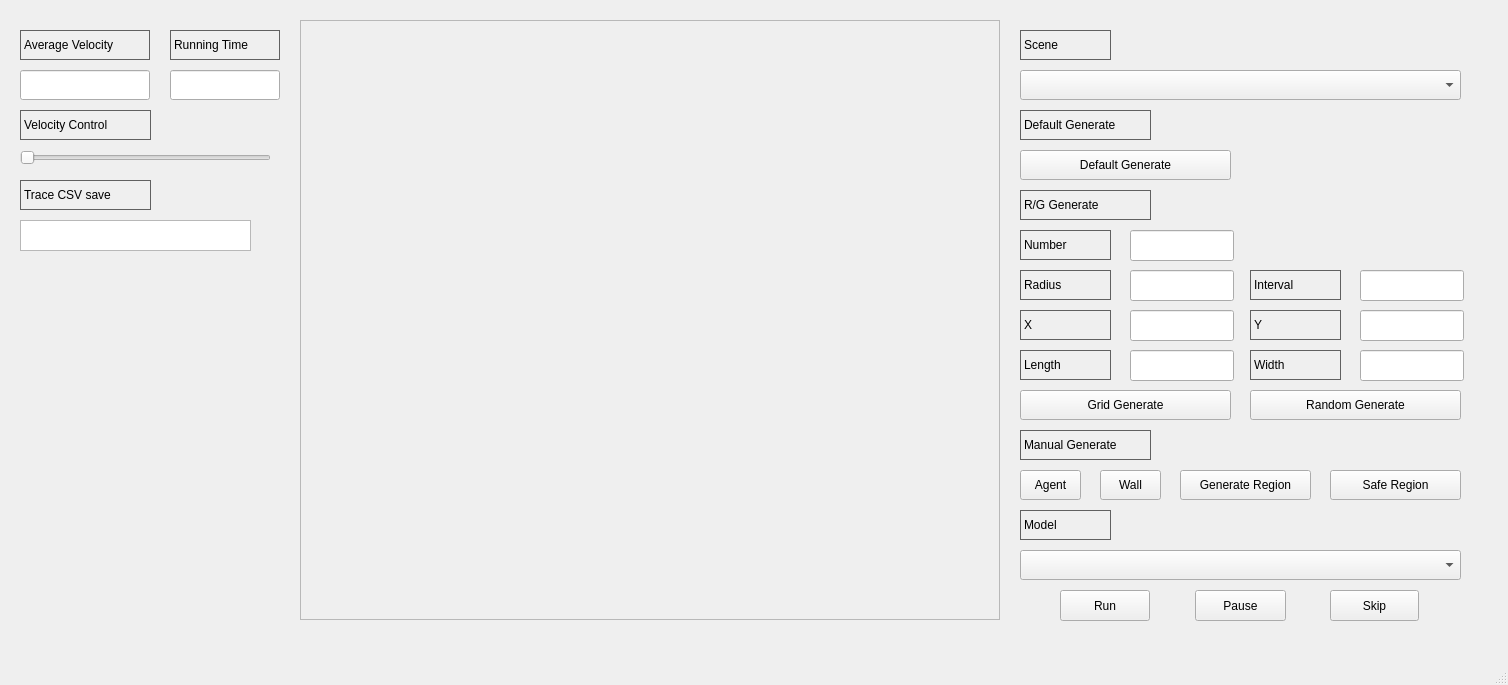
First picture: the form in pypeds/gui/ui/mainwindow.ui, repository my-HenryS/pypeds, before the edit.
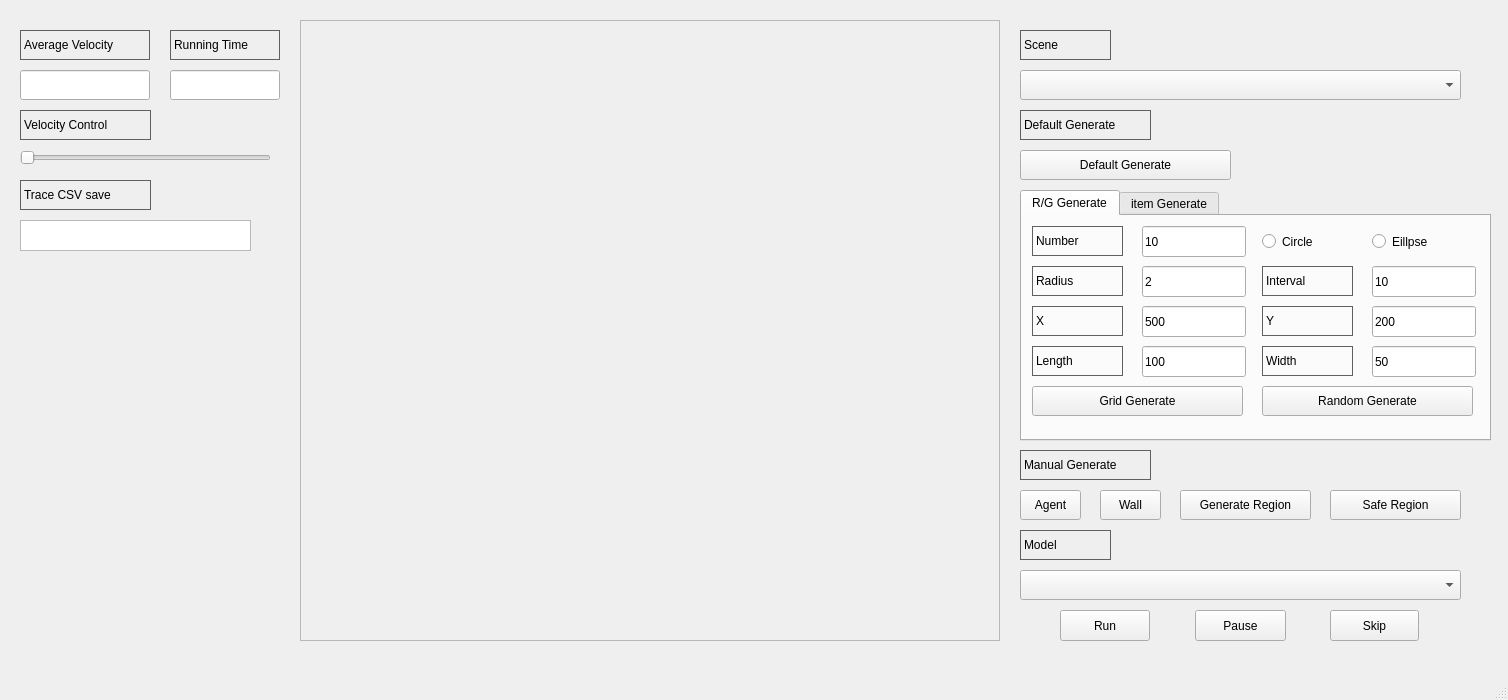
Second picture: the form after the edit.

What changed in the file:
```diff
--- a/pypeds/gui/ui/mainwindow.ui
+++ b/pypeds/gui/ui/mainwindow.ui
@@ -7,7 +7,7 @@
     <x>0</x>
     <y>0</y>
     <width>1508</width>
-    <height>685</height>
+    <height>700</height>
    </rect>
   </property>
   <property name="windowTitle">
@@ -219,173 +219,11 @@
      <number>-1</number>
     </property>
    </widget>
-   <widget class="QLabel" name="label_5">
-    <property name="geometry">
-     <rect>
-      <x>1020</x>
-      <y>230</y>
-      <width>91</width>
-      <height>30</height>
-     </rect>
-    </property>
-    <property name="styleSheet">
-     <string notr="true">QLabel{
-
-     border-width: 1px;
-
-     border-style: solid;
-
-     border-color: rgb(96, 96, 96);
-
-}</string>
-    </property>
-    <property name="text">
-     <string>Number</string>
-    </property>
-    <property name="margin">
-     <number>-1</number>
-    </property>
-   </widget>
-   <widget class="QLabel" name="label_8">
-    <property name="geometry">
-     <rect>
-      <x>1020</x>
-      <y>270</y>
-      <width>91</width>
-      <height>30</height>
-     </rect>
-    </property>
-    <property name="styleSheet">
-     <string notr="true">QLabel{
-
-     border-width: 1px;
-
-     border-style: solid;
-
-     border-color: rgb(96, 96, 96);
-
-}</string>
-    </property>
-    <property name="text">
-     <string>Radius</string>
-    </property>
-    <property name="margin">
-     <number>-1</number>
-    </property>
-   </widget>
-   <widget class="QLabel" name="label_9">
-    <property name="geometry">
-     <rect>
-      <x>1020</x>
-      <y>310</y>
-      <width>91</width>
-      <height>30</height>
-     </rect>
-    </property>
-    <property name="styleSheet">
-     <string notr="true">QLabel{
-
-     border-width: 1px;
-
-     border-style: solid;
-
-     border-color: rgb(96, 96, 96);
-
-}</string>
-    </property>
-    <property name="text">
-     <string>X</string>
-    </property>
-    <property name="margin">
-     <number>-1</number>
-    </property>
-   </widget>
-   <widget class="QLabel" name="label_10">
-    <property name="geometry">
-     <rect>
-      <x>1250</x>
-      <y>310</y>
-      <width>91</width>
-      <height>30</height>
-     </rect>
-    </property>
-    <property name="styleSheet">
-     <string notr="true">QLabel{
-
-     border-width: 1px;
-
-     border-style: solid;
-
-     border-color: rgb(96, 96, 96);
-
-}</string>
-    </property>
-    <property name="text">
-     <string>Y</string>
-    </property>
-    <property name="margin">
-     <number>-1</number>
-    </property>
-   </widget>
-   <widget class="QLabel" name="label_11">
-    <property name="geometry">
-     <rect>
-      <x>1020</x>
-      <y>350</y>
-      <width>91</width>
-      <height>30</height>
-     </rect>
-    </property>
-    <property name="styleSheet">
-     <string notr="true">QLabel{
-
-     border-width: 1px;
-
-     border-style: solid;
-
-     border-color: rgb(96, 96, 96);
-
-}</string>
-    </property>
-    <property name="text">
-     <string>Length</string>
-    </property>
-    <property name="margin">
-     <number>-1</number>
-    </property>
-   </widget>
-   <widget class="QLabel" name="label_12">
-    <property name="geometry">
-     <rect>
-      <x>1250</x>
-      <y>350</y>
-      <width>91</width>
-      <height>30</height>
-     </rect>
-    </property>
-    <property name="styleSheet">
-     <string notr="true">QLabel{
-
-     border-width: 1px;
-
-     border-style: solid;
-
-     border-color: rgb(96, 96, 96);
-
-}</string>
-    </property>
-    <property name="text">
-     <string>Width</string>
-    </property>
-    <property name="margin">
-     <number>-1</number>
-    </property>
-   </widget>
    <widget class="QPushButton" name="pushButton">
     <property name="geometry">
      <rect>
       <x>1020</x>
-      <y>470</y>
+      <y>490</y>
       <width>61</width>
       <height>30</height>
      </rect>
@@ -398,7 +236,7 @@
     <property name="geometry">
      <rect>
       <x>1100</x>
-      <y>470</y>
+      <y>490</y>
       <width>61</width>
       <height>30</height>
      </rect>
@@ -411,7 +249,7 @@
     <property name="geometry">
      <rect>
       <x>1180</x>
-      <y>470</y>
+      <y>490</y>
       <width>131</width>
       <height>30</height>
      </rect>
@@ -424,7 +262,7 @@
     <property name="geometry">
      <rect>
       <x>1330</x>
-      <y>470</y>
+      <y>490</y>
       <width>131</width>
       <height>30</height>
      </rect>
@@ -437,7 +275,7 @@
     <property name="geometry">
      <rect>
       <x>1020</x>
-      <y>510</y>
+      <y>530</y>
       <width>91</width>
       <height>30</height>
      </rect>
@@ -464,7 +302,7 @@
     <property name="geometry">
      <rect>
       <x>1020</x>
-      <y>550</y>
+      <y>570</y>
       <width>441</width>
       <height>30</height>
      </rect>
@@ -474,7 +312,7 @@
     <property name="geometry">
      <rect>
       <x>1060</x>
-      <y>590</y>
+      <y>610</y>
       <width>90</width>
       <height>31</height>
      </rect>
@@ -487,7 +325,7 @@
     <property name="geometry">
      <rect>
       <x>1195</x>
-      <y>590</y>
+      <y>610</y>
       <width>91</width>
       <height>31</height>
      </rect>
@@ -500,7 +338,7 @@
     <property name="geometry">
      <rect>
       <x>1330</x>
-      <y>590</y>
+      <y>610</y>
       <width>89</width>
       <height>31</height>
      </rect>
@@ -515,7 +353,7 @@
       <x>300</x>
       <y>20</y>
       <width>700</width>
-      <height>600</height>
+      <height>621</height>
      </rect>
     </property>
     <property name="widgetResizable">
@@ -527,134 +365,11 @@
        <x>0</x>
        <y>0</y>
        <width>698</width>
-       <height>598</height>
+       <height>619</height>
       </rect>
      </property>
     </widget>
    </widget>
-   <widget class="QLabel" name="label_14">
-    <property name="geometry">
-     <rect>
-      <x>1250</x>
-      <y>270</y>
-      <width>91</width>
-      <height>30</height>
-     </rect>
-    </property>
-    <property name="styleSheet">
-     <string notr="true">QLabel{
-
-     border-width: 1px;
-
-     border-style: solid;
-
-     border-color: rgb(96, 96, 96);
-
-}</string>
-    </property>
-    <property name="text">
-     <string>Interval</string>
-    </property>
-    <property name="margin">
-     <number>-1</number>
-    </property>
-   </widget>
-   <widget class="QPushButton" name="pushButton_8">
-    <property name="geometry">
-     <rect>
-      <x>1020</x>
-      <y>390</y>
-      <width>211</width>
-      <height>30</height>
-     </rect>
-    </property>
-    <property name="text">
-     <string>Grid Generate</string>
-    </property>
-   </widget>
-   <widget class="QPushButton" name="pushButton_9">
-    <property name="geometry">
-     <rect>
-      <x>1250</x>
-      <y>390</y>
-      <width>211</width>
-      <height>30</height>
-     </rect>
-    </property>
-    <property name="text">
-     <string>Random Generate</string>
-    </property>
-   </widget>
-   <widget class="QLineEdit" name="lineEdit_2">
-    <property name="geometry">
-     <rect>
-      <x>1130</x>
-      <y>230</y>
-      <width>104</width>
-      <height>31</height>
-     </rect>
-    </property>
-   </widget>
-   <widget class="QLineEdit" name="lineEdit_3">
-    <property name="geometry">
-     <rect>
-      <x>1130</x>
-      <y>270</y>
-      <width>104</width>
-      <height>31</height>
-     </rect>
-    </property>
-   </widget>
-   <widget class="QLineEdit" name="lineEdit_4">
-    <property name="geometry">
-     <rect>
-      <x>1130</x>
-      <y>310</y>
-      <width>104</width>
-      <height>31</height>
-     </rect>
-    </property>
-   </widget>
-   <widget class="QLineEdit" name="lineEdit_5">
-    <property name="geometry">
-     <rect>
-      <x>1130</x>
-      <y>350</y>
-      <width>104</width>
-      <height>31</height>
-     </rect>
-    </property>
-   </widget>
-   <widget class="QLineEdit" name="lineEdit_6">
-    <property name="geometry">
-     <rect>
-      <x>1360</x>
-      <y>270</y>
-      <width>104</width>
-      <height>31</height>
-     </rect>
-    </property>
-   </widget>
-   <widget class="QLineEdit" name="lineEdit_7">
-    <property name="geometry">
-     <rect>
-      <x>1360</x>
-      <y>310</y>
-      <width>104</width>
-      <height>31</height>
-     </rect>
-    </property>
-   </widget>
-   <widget class="QLineEdit" name="lineEdit_8">
-    <property name="geometry">
-     <rect>
-      <x>1360</x>
-      <y>350</y>
-      <width>104</width>
-      <height>31</height>
-     </rect>
-    </property>
-   </widget>
    <widget class="QLineEdit" name="lineEdit_9">
     <property name="geometry">
      <rect>
@@ -678,38 +393,11 @@
      <string>Default Generate</string>
     </property>
    </widget>
-   <widget class="QLabel" name="label_15">
-    <property name="geometry">
-     <rect>
-      <x>1020</x>
-      <y>190</y>
-      <width>131</width>
-      <height>30</height>
-     </rect>
-    </property>
-    <property name="styleSheet">
-     <string notr="true">QLabel{
-
-     border-width: 1px;
-
-     border-style: solid;
-
-     border-color: rgb(96, 96, 96);
-
-}</string>
-    </property>
-    <property name="text">
-     <string>R/G Generate</string>
-    </property>
-    <property name="margin">
-     <number>-1</number>
-    </property>
-   </widget>
    <widget class="QLabel" name="label_16">
     <property name="geometry">
      <rect>
       <x>1020</x>
-      <y>430</y>
+      <y>450</y>
       <width>131</width>
       <height>30</height>
      </rect>
@@ -732,6 +420,666 @@
      <number>-1</number>
     </property>
    </widget>
+   <widget class="QTabWidget" name="tabWidget">
+    <property name="geometry">
+     <rect>
+      <x>1020</x>
+      <y>190</y>
+      <width>471</width>
+      <height>251</height>
+     </rect>
+    </property>
+    <property name="currentIndex">
+     <number>0</number>
+    </property>
+    <widget class="QWidget" name="tab">
+     <attribute name="title">
+      <string>R/G Generate</string>
+     </attribute>
+     <widget class="QLineEdit" name="lineEdit_10">
+      <property name="geometry">
+       <rect>
+        <x>350</x>
+        <y>50</y>
+        <width>104</width>
+        <height>31</height>
+       </rect>
+      </property>
+      <property name="text">
+       <string>10</string>
+      </property>
+     </widget>
+     <widget class="QLabel" name="label_15">
+      <property name="geometry">
+       <rect>
+        <x>10</x>
+        <y>10</y>
+        <width>91</width>
+        <height>30</height>
+       </rect>
+      </property>
+      <property name="styleSheet">
+       <string notr="true">QLabel{
+
+     border-width: 1px;
+
+     border-style: solid;
+
+     border-color: rgb(96, 96, 96);
+
+}</string>
+      </property>
+      <property name="text">
+       <string>Number</string>
+      </property>
+      <property name="margin">
+       <number>-1</number>
+      </property>
+     </widget>
+     <widget class="QLabel" name="label_17">
+      <property name="geometry">
+       <rect>
+        <x>240</x>
+        <y>90</y>
+        <width>91</width>
+        <height>30</height>
+       </rect>
+      </property>
+      <property name="styleSheet">
+       <string notr="true">QLabel{
+
+     border-width: 1px;
+
+     border-style: solid;
+
+     border-color: rgb(96, 96, 96);
+
+}</string>
+      </property>
+      <property name="text">
+       <string>Y</string>
+      </property>
+      <property name="margin">
+       <number>-1</number>
+      </property>
+     </widget>
+     <widget class="QRadioButton" name="radioButton_3">
+      <property name="geometry">
+       <rect>
+        <x>350</x>
+        <y>14</y>
+        <width>112</width>
+        <height>23</height>
+       </rect>
+      </property>
+      <property name="text">
+       <string>Eillpse</string>
+      </property>
+     </widget>
+     <widget class="QLabel" name="label_18">
+      <property name="geometry">
+       <rect>
+        <x>10</x>
+        <y>90</y>
+        <width>91</width>
+        <height>30</height>
+       </rect>
+      </property>
+      <property name="styleSheet">
+       <string notr="true">QLabel{
+
+     border-width: 1px;
+
+     border-style: solid;
+
+     border-color: rgb(96, 96, 96);
+
+}</string>
+      </property>
+      <property name="text">
+       <string>X</string>
+      </property>
+      <property name="margin">
+       <number>-1</number>
+      </property>
+     </widget>
+     <widget class="QRadioButton" name="radioButton_4">
+      <property name="geometry">
+       <rect>
+        <x>240</x>
+        <y>14</y>
+        <width>112</width>
+        <height>23</height>
+       </rect>
+      </property>
+      <property name="text">
+       <string>Circle</string>
+      </property>
+     </widget>
+     <widget class="QLineEdit" name="lineEdit_11">
+      <property name="geometry">
+       <rect>
+        <x>120</x>
+        <y>10</y>
+        <width>104</width>
+        <height>31</height>
+       </rect>
+      </property>
+      <property name="text">
+       <string>10</string>
+      </property>
+     </widget>
+     <widget class="QLabel" name="label_19">
+      <property name="geometry">
+       <rect>
+        <x>10</x>
+        <y>130</y>
+        <width>91</width>
+        <height>30</height>
+       </rect>
+      </property>
+      <property name="styleSheet">
+       <string notr="true">QLabel{
+
+     border-width: 1px;
+
+     border-style: solid;
+
+     border-color: rgb(96, 96, 96);
+
+}</string>
+      </property>
+      <property name="text">
+       <string>Length</string>
+      </property>
+      <property name="margin">
+       <number>-1</number>
+      </property>
+     </widget>
+     <widget class="QPushButton" name="pushButton_11">
+      <property name="geometry">
+       <rect>
+        <x>240</x>
+        <y>170</y>
+        <width>211</width>
+        <height>30</height>
+       </rect>
+      </property>
+      <property name="text">
+       <string>Random Generate</string>
+      </property>
+     </widget>
+     <widget class="QLabel" name="label_20">
+      <property name="geometry">
+       <rect>
+        <x>240</x>
+        <y>50</y>
+        <width>91</width>
+        <height>30</height>
+       </rect>
+      </property>
+      <property name="styleSheet">
+       <string notr="true">QLabel{
+
+     border-width: 1px;
+
+     border-style: solid;
+
+     border-color: rgb(96, 96, 96);
+
+}</string>
+      </property>
+      <property name="text">
+       <string>Interval</string>
+      </property>
+      <property name="margin">
+       <number>-1</number>
+      </property>
+     </widget>
+     <widget class="QLineEdit" name="lineEdit_12">
+      <property name="geometry">
+       <rect>
+        <x>120</x>
+        <y>90</y>
+        <width>104</width>
+        <height>31</height>
+       </rect>
+      </property>
+      <property name="text">
+       <string>500</string>
+      </property>
+     </widget>
+     <widget class="QLineEdit" name="lineEdit_13">
+      <property name="geometry">
+       <rect>
+        <x>350</x>
+        <y>90</y>
+        <width>104</width>
+        <height>31</height>
+       </rect>
+      </property>
+      <property name="text">
+       <string>200</string>
+      </property>
+     </widget>
+     <widget class="QLineEdit" name="lineEdit_14">
+      <property name="geometry">
+       <rect>
+        <x>120</x>
+        <y>50</y>
+        <width>104</width>
+        <height>31</height>
+       </rect>
+      </property>
+      <property name="text">
+       <string>2</string>
+      </property>
+     </widget>
+     <widget class="QLineEdit" name="lineEdit_15">
+      <property name="geometry">
+       <rect>
+        <x>350</x>
+        <y>130</y>
+        <width>104</width>
+        <height>31</height>
+       </rect>
+      </property>
+      <property name="text">
+       <string>50</string>
+      </property>
+     </widget>
+     <widget class="QLabel" name="label_21">
+      <property name="geometry">
+       <rect>
+        <x>240</x>
+        <y>130</y>
+        <width>91</width>
+        <height>30</height>
+       </rect>
+      </property>
+      <property name="styleSheet">
+       <string notr="true">QLabel{
+
+     border-width: 1px;
+
+     border-style: solid;
+
+     border-color: rgb(96, 96, 96);
+
+}</string>
+      </property>
+      <property name="text">
+       <string>Width</string>
+      </property>
+      <property name="margin">
+       <number>-1</number>
+      </property>
+     </widget>
+     <widget class="QPushButton" name="pushButton_12">
+      <property name="geometry">
+       <rect>
+        <x>10</x>
+        <y>170</y>
+        <width>211</width>
+        <height>30</height>
+       </rect>
+      </property>
+      <property name="text">
+       <string>Grid Generate</string>
+      </property>
+     </widget>
+     <widget class="QLineEdit" name="lineEdit_16">
+      <property name="geometry">
+       <rect>
+        <x>120</x>
+        <y>130</y>
+        <width>104</width>
+        <height>31</height>
+       </rect>
+      </property>
+      <property name="text">
+       <string>100</string>
+      </property>
+     </widget>
+     <widget class="QLabel" name="label_22">
+      <property name="geometry">
+       <rect>
+        <x>10</x>
+        <y>50</y>
+        <width>91</width>
+        <height>30</height>
+       </rect>
+      </property>
+      <property name="styleSheet">
+       <string notr="true">QLabel{
+
+     border-width: 1px;
+
+     border-style: solid;
+
+     border-color: rgb(96, 96, 96);
+
+}</string>
+      </property>
+      <property name="text">
+       <string>Radius</string>
+      </property>
+      <property name="margin">
+       <number>-1</number>
+      </property>
+     </widget>
+    </widget>
+    <widget class="QWidget" name="tab_2">
+     <attribute name="title">
+      <string>item Generate</string>
+     </attribute>
+     <widget class="QLabel" name="label_10">
+      <property name="geometry">
+       <rect>
+        <x>240</x>
+        <y>50</y>
+        <width>91</width>
+        <height>30</height>
+       </rect>
+      </property>
+      <property name="styleSheet">
+       <string notr="true">QLabel{
+
+     border-width: 1px;
+
+     border-style: solid;
+
+     border-color: rgb(96, 96, 96);
+
+}</string>
+      </property>
+      <property name="text">
+       <string>Y</string>
+      </property>
+      <property name="margin">
+       <number>-1</number>
+      </property>
+     </widget>
+     <widget class="QLabel" name="label_9">
+      <property name="geometry">
+       <rect>
+        <x>10</x>
+        <y>50</y>
+        <width>91</width>
+        <height>30</height>
+       </rect>
+      </property>
+      <property name="styleSheet">
+       <string notr="true">QLabel{
+
+     border-width: 1px;
+
+     border-style: solid;
+
+     border-color: rgb(96, 96, 96);
+
+}</string>
+      </property>
+      <property name="text">
+       <string>X</string>
+      </property>
+      <property name="margin">
+       <number>-1</number>
+      </property>
+     </widget>
+     <widget class="QLabel" name="label_11">
+      <property name="geometry">
+       <rect>
+        <x>10</x>
+        <y>90</y>
+        <width>91</width>
+        <height>30</height>
+       </rect>
+      </property>
+      <property name="styleSheet">
+       <string notr="true">QLabel{
+
+     border-width: 1px;
+
+     border-style: solid;
+
+     border-color: rgb(96, 96, 96);
+
+}</string>
+      </property>
+      <property name="text">
+       <string>Length</string>
+      </property>
+      <property name="margin">
+       <number>-1</number>
+      </property>
+     </widget>
+     <widget class="QLineEdit" name="lineEdit_4">
+      <property name="geometry">
+       <rect>
+        <x>120</x>
+        <y>50</y>
+        <width>104</width>
+        <height>31</height>
+       </rect>
+      </property>
+      <property name="text">
+       <string>500</string>
+      </property>
+     </widget>
+     <widget class="QLineEdit" name="lineEdit_7">
+      <property name="geometry">
+       <rect>
+        <x>350</x>
+        <y>50</y>
+        <width>104</width>
+        <height>31</height>
+       </rect>
+      </property>
+      <property name="text">
+       <string>200</string>
+      </property>
+     </widget>
+     <widget class="QLineEdit" name="lineEdit_3">
+      <property name="geometry">
+       <rect>
+        <x>120</x>
+        <y>10</y>
+        <width>104</width>
+        <height>31</height>
+       </rect>
+      </property>
+      <property name="text">
+       <string>2</string>
+      </property>
+     </widget>
+     <widget class="QLineEdit" name="lineEdit_8">
+      <property name="geometry">
+       <rect>
+        <x>350</x>
+        <y>90</y>
+        <width>104</width>
+        <height>31</height>
+       </rect>
+      </property>
+      <property name="text">
+       <string>50</string>
+      </property>
+     </widget>
+     <widget class="QLabel" name="label_12">
+      <property name="geometry">
+       <rect>
+        <x>240</x>
+        <y>90</y>
+        <width>91</width>
+        <height>30</height>
+       </rect>
+      </property>
+      <property name="styleSheet">
+       <string notr="true">QLabel{
+
+     border-width: 1px;
+
+     border-style: solid;
+
+     border-color: rgb(96, 96, 96);
+
+}</string>
+      </property>
+      <property name="text">
+       <string>Width</string>
+      </property>
+      <property name="margin">
+       <number>-1</number>
+      </property>
+     </widget>
+     <widget class="QPushButton" name="pushButton_8">
+      <property name="geometry">
+       <rect>
+        <x>125</x>
+        <y>170</y>
+        <width>211</width>
+        <height>30</height>
+       </rect>
+      </property>
+      <property name="text">
+       <string>Item Generate</string>
+      </property>
+     </widget>
+     <widget class="QLineEdit" name="lineEdit_5">
+      <property name="geometry">
+       <rect>
+        <x>120</x>
+        <y>90</y>
+        <width>104</width>
+        <height>31</height>
+       </rect>
+      </property>
+      <property name="text">
+       <string>100</string>
+      </property>
+     </widget>
+     <widget class="QLabel" name="label_8">
+      <property name="geometry">
+       <rect>
+        <x>10</x>
+        <y>10</y>
+        <width>91</width>
+        <height>30</height>
+       </rect>
+      </property>
+      <property name="styleSheet">
+       <string notr="true">QLabel{
+
+     border-width: 1px;
+
+     border-style: solid;
+
+     border-color: rgb(96, 96, 96);
+
+}</string>
+      </property>
+      <property name="text">
+       <string>Radius</string>
+      </property>
+      <property name="margin">
+       <number>-1</number>
+      </property>
+     </widget>
+     <widget class="QLabel" name="label_14">
+      <property name="geometry">
+       <rect>
+        <x>240</x>
+        <y>10</y>
+        <width>91</width>
+        <height>30</height>
+       </rect>
+      </property>
+      <property name="styleSheet">
+       <string notr="true">QLabel{
+
+     border-width: 1px;
+
+     border-style: solid;
+
+     border-color: rgb(96, 96, 96);
+
+}</string>
+      </property>
+      <property name="text">
+       <string>Angle</string>
+      </property>
+      <property name="margin">
+       <number>-1</number>
+      </property>
+     </widget>
+     <widget class="QLineEdit" name="lineEdit_17">
+      <property name="geometry">
+       <rect>
+        <x>350</x>
+        <y>10</y>
+        <width>104</width>
+        <height>31</height>
+       </rect>
+      </property>
+      <property name="text">
+       <string>200</string>
+      </property>
+     </widget>
+     <widget class="QComboBox" name="comboBox_3">
+      <property name="geometry">
+       <rect>
+        <x>120</x>
+        <y>130</y>
+        <width>331</width>
+        <height>30</height>
+       </rect>
+      </property>
+      <item>
+       <property name="text">
+        <string>Circle</string>
+       </property>
+      </item>
+      <item>
+       <property name="text">
+        <string>Box</string>
+       </property>
+      </item>
+      <item>
+       <property name="text">
+        <string>Rectangle</string>
+       </property>
+      </item>
+     </widget>
+     <widget class="QLabel" name="label_23">
+      <property name="geometry">
+       <rect>
+        <x>10</x>
+        <y>130</y>
+        <width>91</width>
+        <height>30</height>
+       </rect>
+      </property>
+      <property name="styleSheet">
+       <string notr="true">QLabel{
+
+     border-width: 1px;
+
+     border-style: solid;
+
+     border-color: rgb(96, 96, 96);
+
+}</string>
+      </property>
+      <property name="text">
+       <string>Shape</string>
+      </property>
+      <property name="margin">
+       <number>-1</number>
+      </property>
+     </widget>
+    </widget>
+   </widget>
   </widget>
   <widget class="QMenuBar" name="menubar">
    <property name="geometry">
```
